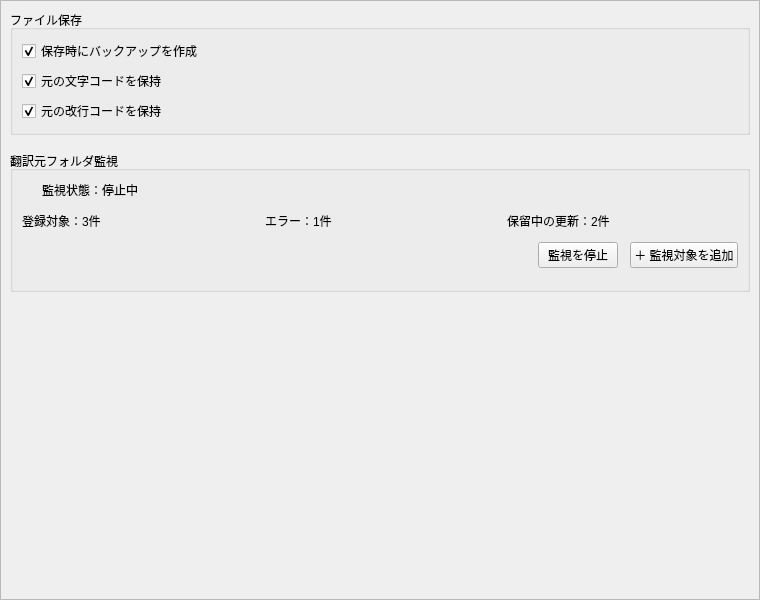
Qt form ui/dialogs/settings/FilePage.ui (Ikumyon/AutoLingua2) before a commit.
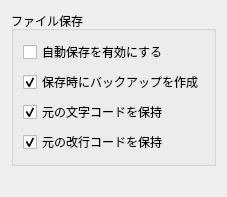
The same form after that commit.

```diff
--- a/ui/dialogs/settings/FilePage.ui
+++ b/ui/dialogs/settings/FilePage.ui
@@ -1,60 +1,24 @@
 <?xml version="1.0" encoding="UTF-8"?>
 <ui version="4.0">
  <class>SettingsFilePage</class>
- <widget class="QScrollArea" name="SettingsFilePage">
-  <property name="geometry"><rect><x>0</x><y>0</y><width>760</width><height>600</height></rect></property>
-  <property name="widgetResizable"><bool>true</bool></property>
-  <widget class="QWidget" name="fileSettingsContents">
+ <widget class="QWidget" name="SettingsFilePage">
    <layout class="QVBoxLayout" name="layoutFileSettings">
-    <property name="spacing"><number>16</number></property>
     <item>
      <widget class="QGroupBox" name="groupFileSave">
       <property name="title"><string>ファイル保存</string></property>
       <layout class="QVBoxLayout" name="layoutFileSave">
+      <item><widget class="QCheckBox" name="checkAutoSave"><property name="text"><string>自動保存を有効にする</string></property></widget></item>
        <item><widget class="QCheckBox" name="checkBackup"><property name="text"><string>保存時にバックアップを作成</string></property><property name="checked"><bool>true</bool></property></widget></item>
        <item><widget class="QCheckBox" name="checkPreserveEncoding"><property name="text"><string>元の文字コードを保持</string></property><property name="checked"><bool>true</bool></property></widget></item>
        <item><widget class="QCheckBox" name="checkPreserveLineEndings"><property name="text"><string>元の改行コードを保持</string></property><property name="checked"><bool>true</bool></property></widget></item>
       </layout>
      </widget>
     </item>
-    <item>
-     <widget class="QGroupBox" name="groupSourceWatchDashboard">
-      <property name="title"><string>翻訳元フォルダ監視</string></property>
-      <layout class="QVBoxLayout" name="layoutSourceWatchDashboard">
-       <property name="spacing"><number>12</number></property>
-       <item><layout class="QHBoxLayout" name="layoutSourceWatchStatus">
-        <property name="spacing"><number>6</number></property>
-        <item><widget class="QLabel" name="labelSourceWatchIndicator"><property name="minimumSize"><size><width>14</width><height>14</height></size></property><property name="maximumSize"><size><width>14</width><height>14</height></size></property><property name="text"><string/></property><property name="alignment"><set>Qt::AlignCenter</set></property><property name="watchState" stdset="0"><string>stopped</string></property></widget></item>
-        <item><widget class="QLabel" name="labelSourceWatchStatus"><property name="text"><string>監視状態：停止中</string></property><property name="wordWrap"><bool>true</bool></property></widget></item>
-        <item><spacer name="spacerSourceWatchStatus"><property name="orientation"><enum>Qt::Horizontal</enum></property><property name="sizeHint"><size><width>20</width><height>20</height></size></property></spacer></item>
-       </layout></item>
-       <item><layout class="QHBoxLayout" name="layoutSourceWatchSummary">
-        <item><widget class="QLabel" name="labelSourceWatchTargetCount"><property name="text"><string>登録対象：3件</string></property><property name="wordWrap"><bool>true</bool></property></widget></item>
-        <item><widget class="QLabel" name="labelSourceWatchErrorCount"><property name="text"><string>エラー：1件</string></property><property name="wordWrap"><bool>true</bool></property></widget></item>
-        <item><widget class="QLabel" name="labelSourceWatchPendingCount"><property name="text"><string>保留中の更新：2件</string></property><property name="wordWrap"><bool>true</bool></property></widget></item>
-       </layout></item>
-       <item><layout class="QHBoxLayout" name="layoutSourceWatchActions">
-        <item><spacer name="spacerSourceWatchActions"><property name="orientation"><enum>Qt::Horizontal</enum></property><property name="sizeHint"><size><width>20</width><height>20</height></size></property></spacer></item>
-        <item><widget class="QPushButton" name="buttonSourceWatchToggle"><property name="text"><string>監視を停止</string></property></widget></item>
-        <item><widget class="QPushButton" name="buttonSourceWatchAdd"><property name="text"><string>＋ 監視対象を追加</string></property></widget></item>
-       </layout></item>
-       <item>
-        <widget class="QWidget" name="widgetSourceWatchTargets">
-         <layout class="QVBoxLayout" name="layoutSourceWatchTargets">
-          <property name="leftMargin"><number>0</number></property>
-          <property name="topMargin"><number>0</number></property>
-          <property name="rightMargin"><number>0</number></property>
-          <property name="bottomMargin"><number>0</number></property>
-          <property name="spacing"><number>12</number></property>
-         </layout>
-        </widget>
-       </item>
-      </layout>
-     </widget>
-    </item>
-    <item><spacer name="spacerFileSettingsBottom"><property name="orientation"><enum>Qt::Vertical</enum></property><property name="sizeHint"><size><width>20</width><height>20</height></size></property></spacer></item>
-   </layout>
-  </widget>
+   <item><spacer name="spacerFileSettingsBottom">
+    <property name="orientation"><enum>Qt::Vertical</enum></property>
+    <property name="sizeHint" stdset="0"><size><width>20</width><height>20</height></size></property>
+   </spacer></item>
+  </layout>
  </widget>
  <resources/>
  <connections/>
```
Lines whose indentation alone changed are shown as unchanged.
